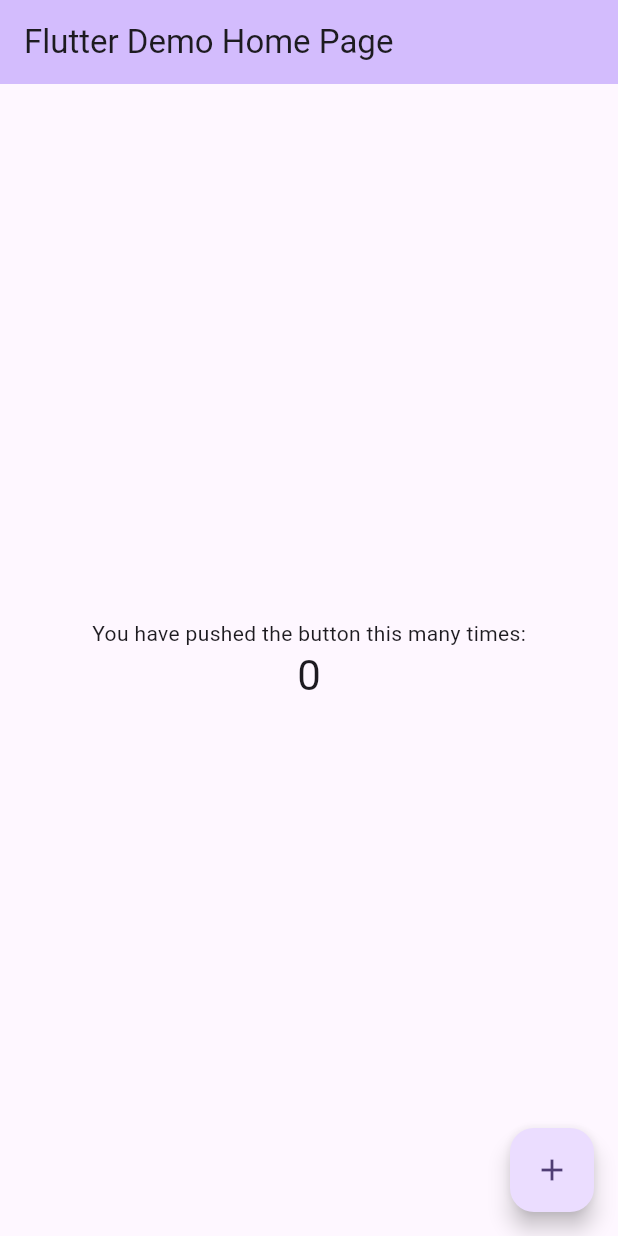
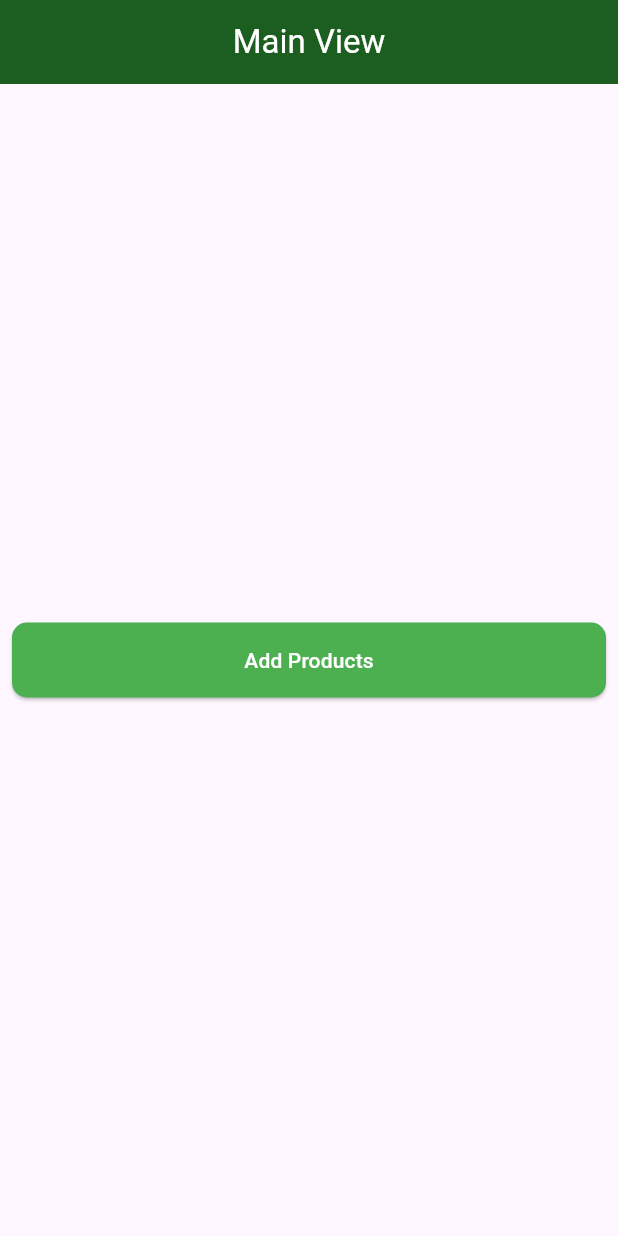
Before and after one commit to MohamedEssami20/pop_delivery_dashborad, a Flutter app: the screen it shows after launch, on a phone screen of 412 x 824 dp. Run offline on Flutter 3.47's test engine with Material 3 defaults, Android fonts, the phone set to English and light mode, and no system bars.

Commit message:
create on generate route and main view page

```diff
--- /dev/null
+++ b/lib/core/utils/custom_button.dart
@@ -0,0 +1,21 @@
+import 'package:flutter/material.dart';
+
+class CustomButton extends StatelessWidget {
+  const CustomButton({super.key, required this.text, this.onPressed});
+  final String text;
+  final VoidCallback? onPressed;
+  @override
+  Widget build(BuildContext context) {
+    return ElevatedButton(
+      style: ElevatedButton.styleFrom(
+        backgroundColor: Colors.green,
+        shape: RoundedRectangleBorder(borderRadius: BorderRadius.circular(10)),
+        padding: EdgeInsets.all(10),
+        alignment: Alignment.center,
+        minimumSize: Size(double.infinity, 50),
+      ),
+      onPressed: onPressed,
+      child: Text(text, style: const TextStyle(color: Colors.white)),
+    );
+  }
+}
--- /dev/null
+++ b/lib/core/utils/on_generate_route.dart
@@ -0,0 +1,15 @@
+import 'package:flutter/material.dart';
+import 'package:popo_delivery_dashboard/main_view.dart';
+
+import '../../features/add_products/presentation/views/add_products_view.dart';
+
+Route? onGenerateRoute(RouteSettings settings) {
+  switch (settings.name) {
+    case MainView.routeName:
+      return MaterialPageRoute(builder: (_) => const MainView());
+    case AddProductsView.routeName:
+      return MaterialPageRoute(builder: (_) => const AddProductsView());
+    default:
+      return null;
+  }
+}
--- /dev/null
+++ b/lib/features/add_products/presentation/views/add_products_view.dart
@@ -0,0 +1,10 @@
+import 'package:flutter/material.dart';
+
+class AddProductsView extends StatelessWidget {
+  const AddProductsView({super.key});
+  static const String routeName = 'addproducts';
+  @override
+  Widget build(BuildContext context) {
+    return const Placeholder();
+  }
+}
--- /dev/null
+++ b/lib/features/add_products/presentation/views/widgets/add_products_view_body.dart
@@ -0,0 +1,10 @@
+import 'package:flutter/material.dart';
+
+class AddProductsViewBody extends StatelessWidget {
+  const AddProductsViewBody({super.key});
+
+  @override
+  Widget build(BuildContext context) {
+    return const Placeholder();
+  }
+}
--- a/lib/main.dart
+++ b/lib/main.dart
@@ -1,122 +1,21 @@
 import 'package:flutter/material.dart';
 
+import 'core/utils/on_generate_route.dart';
+import 'main_view.dart';
+
 void main() {
-  runApp(const MyApp());
+  runApp(const BopoDeliveryFoodDashboard());
 }
 
-class MyApp extends StatelessWidget {
-  const MyApp({super.key});
+class BopoDeliveryFoodDashboard extends StatelessWidget {
+  const BopoDeliveryFoodDashboard({super.key});
 
-  // This widget is the root of your application.
   @override
   Widget build(BuildContext context) {
-    return MaterialApp(
-      title: 'Flutter Demo',
-      theme: ThemeData(
-        // This is the theme of your application.
-        //
-        // TRY THIS: Try running your application with "flutter run". You'll see
-        // the application has a purple toolbar. Then, without quitting the app,
-        // try changing the seedColor in the colorScheme below to Colors.green
-        // and then invoke "hot reload" (save your changes or press the "hot
-        // reload" button in a Flutter-supported IDE, or press "r" if you used
-        // the command line to start the app).
-        //
-        // Notice that the counter didn't reset back to zero; the application
-        // state is not lost during the reload. To reset the state, use hot
-        // restart instead.
-        //
-        // This works for code too, not just values: Most code changes can be
-        // tested with just a hot reload.
-        colorScheme: .fromSeed(seedColor: Colors.deepPurple),
-      ),
-      home: const MyHomePage(title: 'Flutter Demo Home Page'),
+    return const MaterialApp(
+      debugShowCheckedModeBanner: false,
+      onGenerateRoute: onGenerateRoute,
+      initialRoute: MainView.routeName,
     );
   }
 }
-
-class MyHomePage extends StatefulWidget {
-  const MyHomePage({super.key, required this.title});
-
-  // This widget is the home page of your application. It is stateful, meaning
-  // that it has a State object (defined below) that contains fields that affect
-  // how it looks.
-
-  // This class is the configuration for the state. It holds the values (in this
-  // case the title) provided by the parent (in this case the App widget) and
-  // used by the build method of the State. Fields in a Widget subclass are
-  // always marked "final".
-
-  final String title;
-
-  @override
-  State<MyHomePage> createState() => _MyHomePageState();
-}
-
-class _MyHomePageState extends State<MyHomePage> {
-  int _counter = 0;
-
-  void _incrementCounter() {
-    setState(() {
-      // This call to setState tells the Flutter framework that something has
-      // changed in this State, which causes it to rerun the build method below
-      // so that the display can reflect the updated values. If we changed
-      // _counter without calling setState(), then the build method would not be
-      // called again, and so nothing would appear to happen.
-      _counter++;
-    });
-  }
-
-  @override
-  Widget build(BuildContext context) {
-    // This method is rerun every time setState is called, for instance as done
-    // by the _incrementCounter method above.
-    //
-    // The Flutter framework has been optimized to make rerunning build methods
-    // fast, so that you can just rebuild anything that needs updating rather
-    // than having to individually change instances of widgets.
-    return Scaffold(
-      appBar: AppBar(
-        // TRY THIS: Try changing the color here to a specific color (to
-        // Colors.amber, perhaps?) and trigger a hot reload to see the AppBar
-        // change color while the other colors stay the same.
-        backgroundColor: Theme.of(context).colorScheme.inversePrimary,
-        // Here we take the value from the MyHomePage object that was created by
-        // the App.build method, and use it to set our appbar title.
-        title: Text(widget.title),
-      ),
-      body: Center(
-        // Center is a layout widget. It takes a single child and positions it
-        // in the middle of the parent.
-        child: Column(
-          // Column is also a layout widget. It takes a list of children and
-          // arranges them vertically. By default, it sizes itself to fit its
-          // children horizontally, and tries to be as tall as its parent.
-          //
-          // Column has various properties to control how it sizes itself and
-          // how it positions its children. Here we use mainAxisAlignment to
-          // center the children vertically; the main axis here is the vertical
-          // axis because Columns are vertical (the cross axis would be
-          // horizontal).
-          //
-          // TRY THIS: Invoke "debug painting" (choose the "Toggle Debug Paint"
-          // action in the IDE, or press "p" in the console), to see the
-          // wireframe for each widget.
-          mainAxisAlignment: .center,
-          children: [
-            const Text('You have pushed the button this many times:'),
-            Text(
-              '$_counter',
-              style: Theme.of(context).textTheme.headlineMedium,
-            ),
-          ],
-        ),
-      ),
-      floatingActionButton: FloatingActionButton(
-        onPressed: _incrementCounter,
-        tooltip: 'Increment',
-        child: const Icon(Icons.add),
-      ),
-    );
-  }
-}
--- /dev/null
+++ b/lib/main_view.dart
@@ -0,0 +1,33 @@
+import 'package:flutter/material.dart';
+import 'package:popo_delivery_dashboard/core/utils/custom_button.dart';
+import 'features/add_products/presentation/views/add_products_view.dart';
+
+class MainView extends StatelessWidget {
+  const MainView({super.key});
+  static const String routeName = "/MainView";
+  @override
+  Widget build(BuildContext context) {
+    return Scaffold(
+      appBar: AppBar(
+        title: const Text("Main View", style: TextStyle(color: Colors.white)),
+        centerTitle: true,
+        backgroundColor: Colors.green.shade900,
+      ),
+      body: Padding(
+        padding: const EdgeInsets.all(8.0),
+        child: Column(
+          mainAxisAlignment: MainAxisAlignment.center,
+          crossAxisAlignment: CrossAxisAlignment.center,
+          children: [
+            CustomButton(
+              text: "Add Products",
+              onPressed: () {
+                Navigator.pushNamed(context, AddProductsView.routeName);
+              },
+            ),
+          ],
+        ),
+      ),
+    );
+  }
+}
```
Also changed, not shown: 1 other file.
